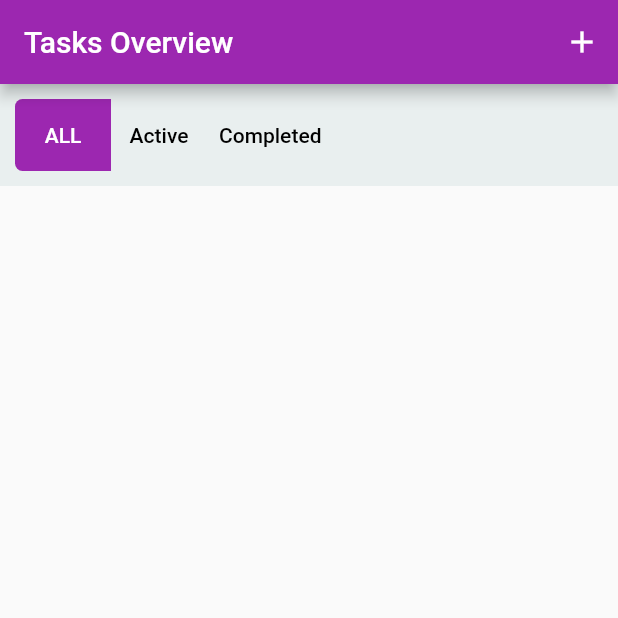
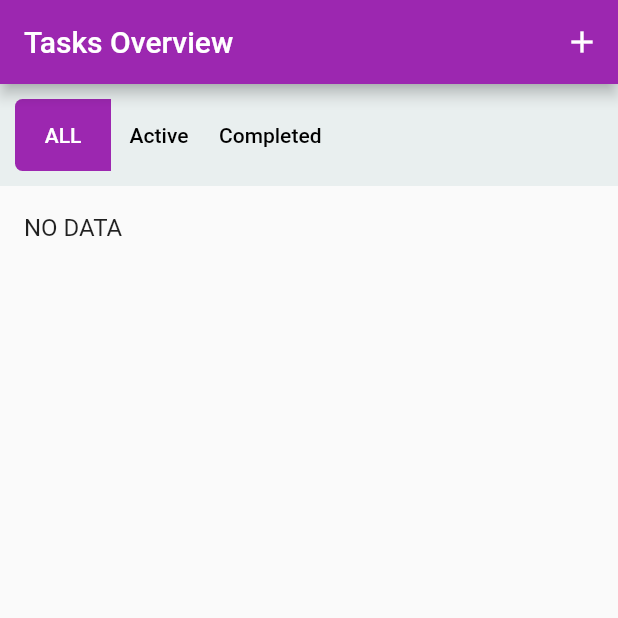
Before and after one commit to MikayelMarkosyan/task_app, a Flutter app: the screen it shows after launch, on a phone screen of 412 x 824 dp, the top half of it. Run offline on Flutter 3.47's test engine with Material 2 defaults, Android fonts, the phone set to English and light mode, and no system bars.

Commit message:
some improvement related const constructors and Landscape mode

```diff
--- a/lib/screens/task_edit_screen.dart
+++ b/lib/screens/task_edit_screen.dart
@@ -37,13 +37,13 @@ class _TaskEditScreenState extends State<TaskEditScreen> {
             onPressed: () {
               Navigator.of(context).pop();
             },
-            icon: Icon(Icons.close),
+            icon: const Icon(Icons.close),
           ),
           IconButton(
             onPressed: () {
               _onSaveForm(context);
             },
-            icon: Icon(Icons.save),
+            icon: const Icon(Icons.save),
           ),
         ],
       ),
--- a/lib/screens/tasks_overview_screen.dart
+++ b/lib/screens/tasks_overview_screen.dart
@@ -26,13 +26,13 @@ class _TasksOverviewScreenState extends State<TasksOverviewScreen> {
           IconButton(onPressed: () {
              //during create task passing  negative taskId
               Navigator.of(context).pushNamed(TaskEditScreen.routName,  arguments: -1);
-          }, icon: Icon(Icons.add),)
+          }, icon: const Icon(Icons.add),)
         ],
       ),
       body:    Column(children: [
         Container(
-          padding: EdgeInsets.all(10) ,
-          color: Color.fromRGBO(233, 239, 239, 1.0),
+          padding: const EdgeInsets.all(10) ,
+          color: const Color.fromRGBO(233, 239, 239, 1.0),
           child: Row(
             children: [
               Container(
--- a/lib/widgets/tasks_list.dart
+++ b/lib/widgets/tasks_list.dart
@@ -14,13 +14,18 @@ class TasksList extends StatelessWidget {
   @override
   Widget build(BuildContext context) {
     final Tasks tasksData = Provider.of<Tasks>(context);
+    var isPortrait = MediaQuery.of(context).orientation == Orientation.portrait;
     List<Task> filteredTasks = _selectedTaskStatus != null ?  tasksData.getItemsByStatus(_selectedTaskStatus!) : tasksData.items;
     return  Container(
-        height: MediaQuery.of(context).size.height * 0.8,
-        child: ListView.builder(
+        height:isPortrait ? MediaQuery.of(context).size.height * 0.7 : MediaQuery.of(context).size.height * 0.6,
+        child: filteredTasks.isNotEmpty? ListView.builder(
       padding: const EdgeInsets.all(10.0),
       itemCount: filteredTasks.length,
       itemBuilder: (ctx, i) => TaskItem(filteredTasks[i]),
-    ));
+    ):  ListView(children: [
+          const ListTile(
+             title: const Text('NO DATA'),
+          )
+        ],));
   }
 }
```
